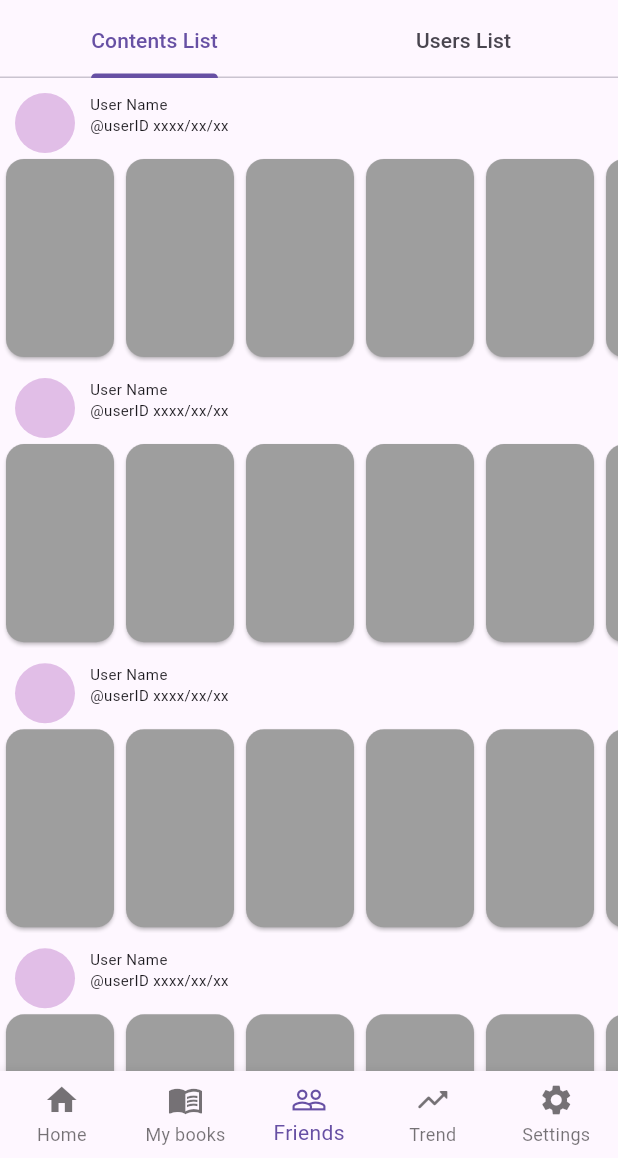
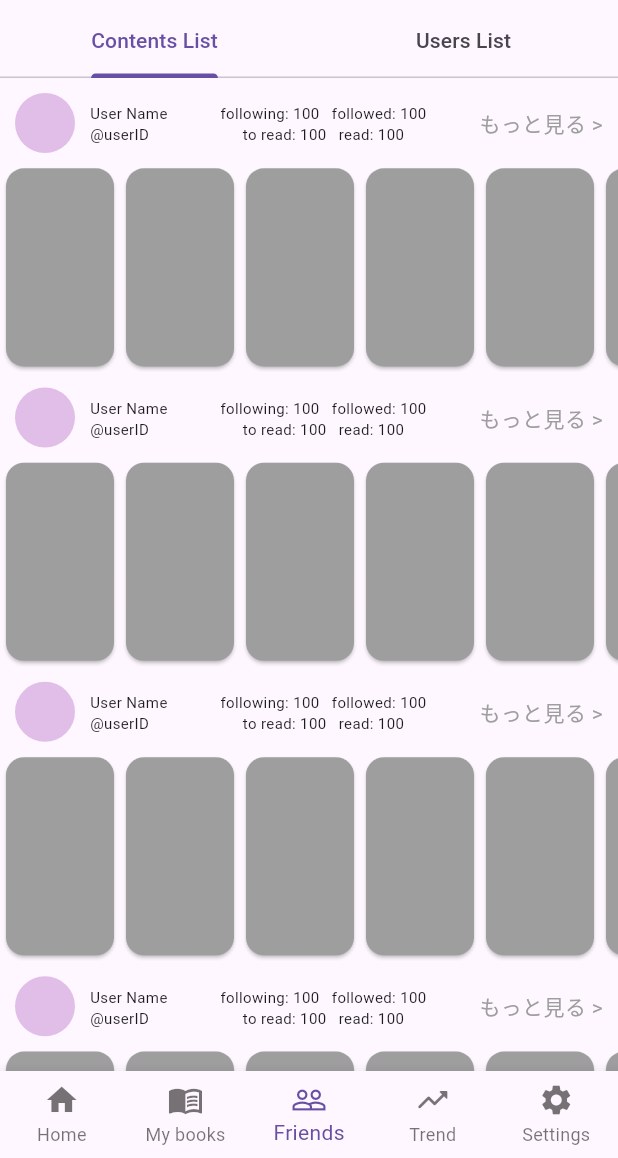
Before and after one commit to n0o0i/yomiru, a Flutter app: the screen it shows after launch, item 3 of the bottom bar chosen, on a phone screen of 412 x 824 dp, the part 78-1236 px from its top. Run offline on Flutter 3.47's test engine with Material 3 defaults, Android fonts, the phone set to English and light mode, and no system bars.

Commit message:
update Friends view

```diff
--- a/lib/frontend/Friends/contentsListVIew.dart
+++ b/lib/frontend/Friends/contentsListVIew.dart
@@ -1,5 +1,7 @@
 import 'package:flutter/material.dart';
 import 'package:yomiru/frontend/shared/bookHorizonalList.dart';
+import 'package:yomiru/frontend/Friends/friendDetailsView.dart';
+
 
 class ContentsListView extends StatelessWidget {
   @override
@@ -22,7 +24,20 @@ class ContentsListView extends StatelessWidget {
                     backgroundColor: Colors.purple[100],
                   ),
                   SizedBox(width: 10),
-                  Column(
+                  Expanded(
+                    child: Material(
+                      child: InkWell(
+                        onTap: () {
+                          Navigator.push(
+                            context,
+                            MaterialPageRoute(builder: (context) => FriendDetailsView())
+                          );
+                        },
+                        child: Row(
+                          mainAxisAlignment: MainAxisAlignment.spaceBetween,
+                          children: [
+                            Container(
+                              child: Column(
                                 crossAxisAlignment: CrossAxisAlignment.start,
                                 children: [
                                   Text(
@@ -32,31 +47,63 @@ class ContentsListView extends StatelessWidget {
                                     ),
                                   ),
                                   Text(
-                        '@userID xxxx/xx/xx',
+                                    '@userID',
                                     style: TextStyle(
                                       fontSize: 10
                                     ),
                                   )
                                 ],
+                              ),
+                            ),
+                            Column(
+                              mainAxisAlignment: MainAxisAlignment.start,
+                              children: [
+                                Container(
+                                  alignment: Alignment.centerLeft,
+                                  child: Text('following: 100   followed: 100',
+                                    style: TextStyle(
+                                      fontSize: 10
+                                    ),
+                                  ),
+                                ),
+                                Container(
+                                  alignment: Alignment.centerLeft,
+                                  child: Text('to read: 100   read: 100',
+                                    style: TextStyle(
+                                      fontSize: 10
+                                    ),
+                                  ),
                                 )
                               ],
                             ),
+                            Container(
+                              child: Row(
+                                children: [
+                                  Container(
+                                    height: screenHeight * 0.05,
+                                    alignment: Alignment.centerRight,
+                                    child: Text(
+                                      style: TextStyle(
+                                        color: Colors.grey,
+                                      ),
+                                      "もっと見る >",
+                                    ),
+                                  ),
+                                  SizedBox(width: 10,)
+                                ],
+                              ),
+                            ),
+                          ]
+                        )
+                      )
+                    ),
+                  )
+                ],
+              ),
+              SizedBox(height: 5),
               SizedBox(
                 height: screenHeight * 0.17,
-                child: ListView.builder(
-                  scrollDirection: Axis.horizontal,
-                  itemCount: 10,
-                  itemBuilder: (context, index){
-                    return Container(
-                      child: SizedBox(
-                        width: 80,
-                        child: Card(
-                          color: Colors.grey,
-                        ),
-                      ),
-                    );
-                  },
-                ),
+                child: BookHorizonaLlist()
               )
             ],
           )
--- /dev/null
+++ b/lib/frontend/Friends/friendDetailsView.dart
@@ -0,0 +1,15 @@
+import 'package:flutter/material.dart';
+import 'package:yomiru/frontend/shared/booksGridView.dart';
+
+class FriendDetailsView extends StatelessWidget {
+  @override
+  Widget build(BuildContext context) {
+    return Scaffold(
+      appBar: AppBar(title: Text('User Name')),
+      body:  Padding(
+        padding: const EdgeInsets.all(8.0),
+        child: booksGridView(),
+      )
+    );
+  }
+}
```
Also changed, not shown: lib/frontend/shared/searchBar.dart (added). Lines whose indentation alone changed are shown as unchanged.
